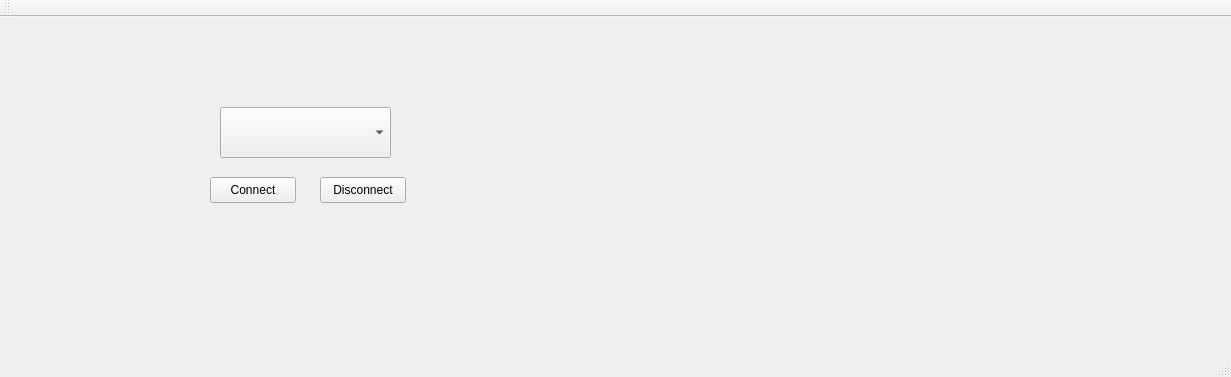
Qt form Software/PC/Qt/Qt/mainwindow.ui (Korius668/Robot-ISCARA) before a commit.
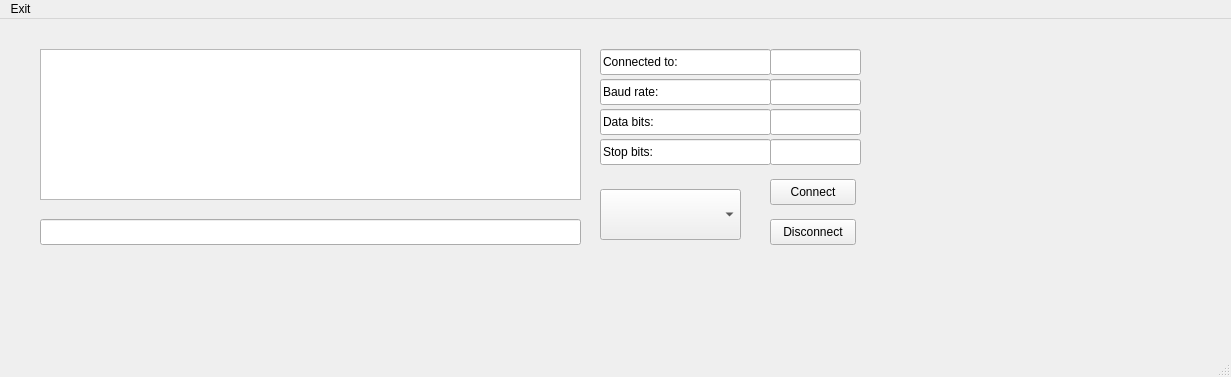
The same form after that commit.

```diff
--- a/Software/PC/Qt/Qt/mainwindow.ui
+++ b/Software/PC/Qt/Qt/mainwindow.ui
@@ -23,9 +23,9 @@
    <widget class="QComboBox" name="comboBox">
     <property name="geometry">
      <rect>
-      <x>220</x>
-      <y>90</y>
-      <width>171</width>
+      <x>600</x>
+      <y>170</y>
+      <width>141</width>
       <height>51</height>
      </rect>
     </property>
@@ -33,7 +33,7 @@
    <widget class="QPushButton" name="pushButton">
     <property name="geometry">
      <rect>
-      <x>210</x>
+      <x>770</x>
       <y>160</y>
       <width>86</width>
       <height>26</height>
@@ -46,8 +46,8 @@
    <widget class="QPushButton" name="pushButton_2">
     <property name="geometry">
      <rect>
-      <x>320</x>
-      <y>160</y>
+      <x>770</x>
+      <y>200</y>
       <width>86</width>
       <height>26</height>
      </rect>
@@ -56,6 +56,214 @@
      <string>Disconnect</string>
     </property>
    </widget>
+   <widget class="QPlainTextEdit" name="plainTextEdit">
+    <property name="geometry">
+     <rect>
+      <x>40</x>
+      <y>30</y>
+      <width>541</width>
+      <height>151</height>
+     </rect>
+    </property>
+    <property name="palette">
+     <palette>
+      <active>
+       <colorrole role="WindowText">
+        <brush brushstyle="SolidPattern">
+         <color alpha="255">
+          <red>38</red>
+          <green>162</green>
+          <blue>105</blue>
+         </color>
+        </brush>
+       </colorrole>
+      </active>
+      <inactive>
+       <colorrole role="WindowText">
+        <brush brushstyle="SolidPattern">
+         <color alpha="255">
+          <red>38</red>
+          <green>162</green>
+          <blue>105</blue>
+         </color>
+        </brush>
+       </colorrole>
+      </inactive>
+      <disabled/>
+     </palette>
+    </property>
+    <property name="frameShape">
+     <enum>QFrame::StyledPanel</enum>
+    </property>
+    <property name="frameShadow">
+     <enum>QFrame::Plain</enum>
+    </property>
+    <property name="lineWidth">
+     <number>2</number>
+    </property>
+    <property name="readOnly">
+     <bool>true</bool>
+    </property>
+   </widget>
+   <widget class="QLineEdit" name="lineEdit">
+    <property name="geometry">
+     <rect>
+      <x>40</x>
+      <y>200</y>
+      <width>541</width>
+      <height>26</height>
+     </rect>
+    </property>
+    <property name="palette">
+     <palette>
+      <active>
+       <colorrole role="WindowText">
+        <brush brushstyle="SolidPattern">
+         <color alpha="255">
+          <red>46</red>
+          <green>194</green>
+          <blue>126</blue>
+         </color>
+        </brush>
+       </colorrole>
+      </active>
+      <inactive>
+       <colorrole role="WindowText">
+        <brush brushstyle="SolidPattern">
+         <color alpha="255">
+          <red>46</red>
+          <green>194</green>
+          <blue>126</blue>
+         </color>
+        </brush>
+       </colorrole>
+      </inactive>
+      <disabled/>
+     </palette>
+    </property>
+    <property name="autoFillBackground">
+     <bool>false</bool>
+    </property>
+    <property name="text">
+     <string/>
+    </property>
+   </widget>
+   <widget class="QLineEdit" name="lineEdit_2">
+    <property name="geometry">
+     <rect>
+      <x>600</x>
+      <y>30</y>
+      <width>171</width>
+      <height>26</height>
+     </rect>
+    </property>
+    <property name="text">
+     <string>Connected to:</string>
+    </property>
+    <property name="readOnly">
+     <bool>true</bool>
+    </property>
+   </widget>
+   <widget class="QLineEdit" name="lineEdit_3">
+    <property name="geometry">
+     <rect>
+      <x>600</x>
+      <y>60</y>
+      <width>171</width>
+      <height>26</height>
+     </rect>
+    </property>
+    <property name="text">
+     <string>Baud rate:</string>
+    </property>
+    <property name="readOnly">
+     <bool>true</bool>
+    </property>
+   </widget>
+   <widget class="QLineEdit" name="lineEdit_4">
+    <property name="geometry">
+     <rect>
+      <x>600</x>
+      <y>90</y>
+      <width>171</width>
+      <height>26</height>
+     </rect>
+    </property>
+    <property name="text">
+     <string>Data bits:</string>
+    </property>
+    <property name="readOnly">
+     <bool>true</bool>
+    </property>
+   </widget>
+   <widget class="QLineEdit" name="lineEdit_5">
+    <property name="geometry">
+     <rect>
+      <x>600</x>
+      <y>120</y>
+      <width>171</width>
+      <height>26</height>
+     </rect>
+    </property>
+    <property name="text">
+     <string>Stop bits:</string>
+    </property>
+    <property name="readOnly">
+     <bool>true</bool>
+    </property>
+   </widget>
+   <widget class="QLineEdit" name="lineEdit_6">
+    <property name="geometry">
+     <rect>
+      <x>770</x>
+      <y>30</y>
+      <width>91</width>
+      <height>26</height>
+     </rect>
+    </property>
+    <property name="readOnly">
+     <bool>true</bool>
+    </property>
+   </widget>
+   <widget class="QLineEdit" name="lineEdit_7">
+    <property name="geometry">
+     <rect>
+      <x>770</x>
+      <y>60</y>
+      <width>91</width>
+      <height>26</height>
+     </rect>
+    </property>
+    <property name="readOnly">
+     <bool>true</bool>
+    </property>
+   </widget>
+   <widget class="QLineEdit" name="lineEdit_8">
+    <property name="geometry">
+     <rect>
+      <x>770</x>
+      <y>90</y>
+      <width>91</width>
+      <height>26</height>
+     </rect>
+    </property>
+    <property name="readOnly">
+     <bool>true</bool>
+    </property>
+   </widget>
+   <widget class="QLineEdit" name="lineEdit_9">
+    <property name="geometry">
+     <rect>
+      <x>770</x>
+      <y>120</y>
+      <width>91</width>
+      <height>26</height>
+     </rect>
+    </property>
+    <property name="readOnly">
+     <bool>true</bool>
+    </property>
+   </widget>
   </widget>
   <widget class="QMenuBar" name="menubar">
    <property name="geometry">
@@ -66,19 +274,14 @@
      <height>23</height>
     </rect>
    </property>
+   <widget class="QMenu" name="menuExit">
+    <property name="title">
+     <string>Exit</string>
+    </property>
+   </widget>
+   <addaction name="menuExit"/>
   </widget>
   <widget class="QStatusBar" name="statusbar"/>
-  <widget class="QToolBar" name="toolBar">
-   <property name="windowTitle">
-    <string>toolBar</string>
-   </property>
-   <attribute name="toolBarArea">
-    <enum>TopToolBarArea</enum>
-   </attribute>
-   <attribute name="toolBarBreak">
-    <bool>false</bool>
-   </attribute>
-  </widget>
  </widget>
  <resources/>
  <connections/>
```
